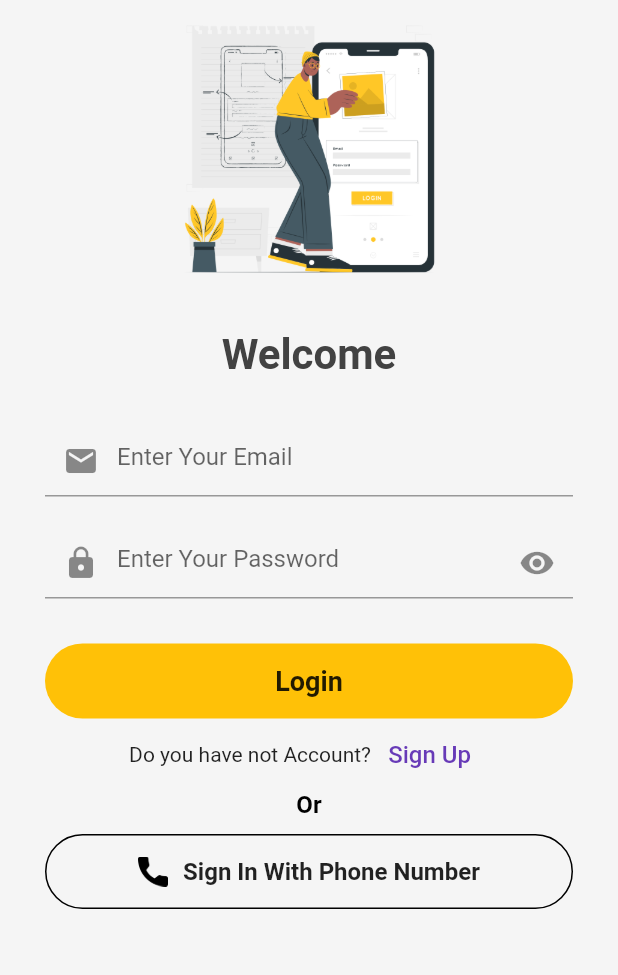
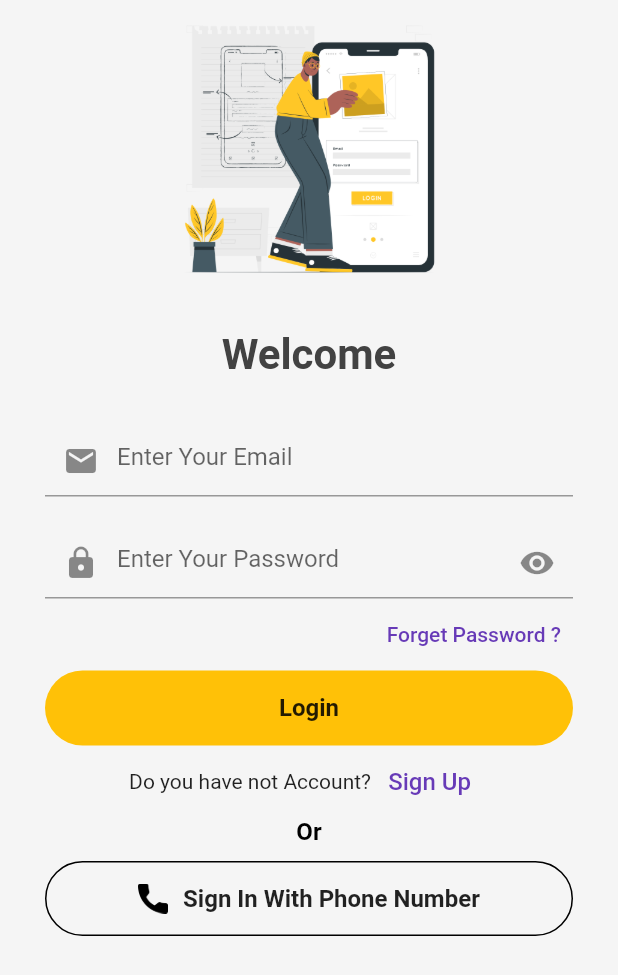
Before and after one commit to SuhaibRumi/blog_app, a Flutter app: the screen it shows after launch, on a phone screen of 412 x 824 dp. Shown: the top 975 px of the screen. Run offline on Flutter 3.47's test engine with Material 2 defaults, Android fonts, the phone set to English and light mode, and no system bars; our stand-ins replace firebase_auth, firebase_core, firebase_database, firebase_storage, fluttertoast, image_picker; accounts and stored records are empty; Roboto replaces fonts that are missing (Merriweather & Merriweather Sans).

```diff
--- a/lib/utils/themes/my_theme.dart
+++ b/lib/utils/themes/my_theme.dart
@@ -3,13 +3,11 @@ import 'package:flutter/material.dart';
 class MyTheme {
   static ThemeData lightTheme(BuildContext context) => ThemeData(
       primarySwatch: Colors.deepPurple,
-      primaryColor: Colors.white,
-      appBarTheme: AppBarTheme(
+      primaryColor: Colors.grey,
+      appBarTheme: const AppBarTheme(
         color: Colors.blue,
-        elevation: 1.0,
-        iconTheme: const IconThemeData(color: Colors.black),
-        toolbarTextStyle: Theme.of(context).textTheme.bodyText2,
-        titleTextStyle: Theme.of(context).textTheme.headline6,
+        elevation: 0,
+        iconTheme: IconThemeData(color: Colors.white),
       ));
 
   static ThemeData darkTheme(BuildContext context) => ThemeData(
--- a/lib/view/login_screen.dart
+++ b/lib/view/login_screen.dart
@@ -1,3 +1,4 @@
+import 'package:blog_app/view/forget_password.dart';
 import 'package:blog_app/view/home_screen.dart';
 import 'package:blog_app/view/login_with_phone.dart';
 import 'package:blog_app/view/signup_screen.dart';
@@ -71,8 +72,6 @@ class _LogInScreenState extends State<LogInScreen> {
             child: Padding(
               padding: const EdgeInsets.symmetric(horizontal: 30.0),
               child: Column(
-                mainAxisAlignment: MainAxisAlignment.center,
-                crossAxisAlignment: CrossAxisAlignment.center,
                 children: [
                   Image.asset(
                     "assets/images/login.png",
@@ -144,8 +143,22 @@ class _LogInScreenState extends State<LogInScreen> {
                               return null;
                             },
                           ),
-                          const SizedBox(
-                            height: 30,
+
+                          Row(
+                            mainAxisAlignment: MainAxisAlignment.end,
+                            children: [
+                              TextButton(
+                                onPressed: () {
+                                  Navigator.push(
+                                      context,
+                                      MaterialPageRoute(
+                                          builder: (_) =>
+                                              const RestPassword()));
+                                },
+                                child: const Text("Forget Password ?",
+                                    style: TextStyle(fontSize: 14)),
+                              ),
+                            ],
                           ),
 
                           // reuseableButton//
--- a/lib/widgets/reuseable_button.dart
+++ b/lib/widgets/reuseable_button.dart
@@ -31,8 +31,7 @@ class RoundedButton extends StatelessWidget {
               : Text(
                   title,
                   style: const TextStyle(
-
-                      fontSize: 18,
+                      fontSize: 16,
                       fontWeight: FontWeight.w600,
                       fontFamily: "Merriweather & Merriweather Sans"),
                   textAlign: TextAlign.center,
```
Also changed, not shown: lib/view/forget_password.dart (added, +75 -0 lines), assets/images/forgotpassword.png (renamed from assets/images/forgot password.png), pubspec.lock.
